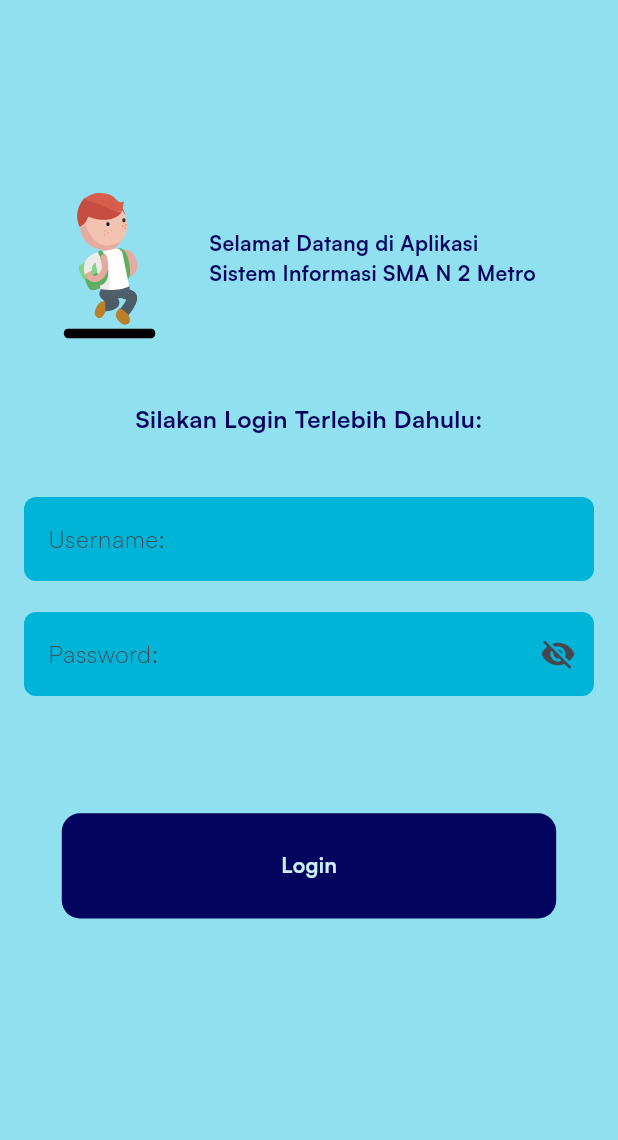
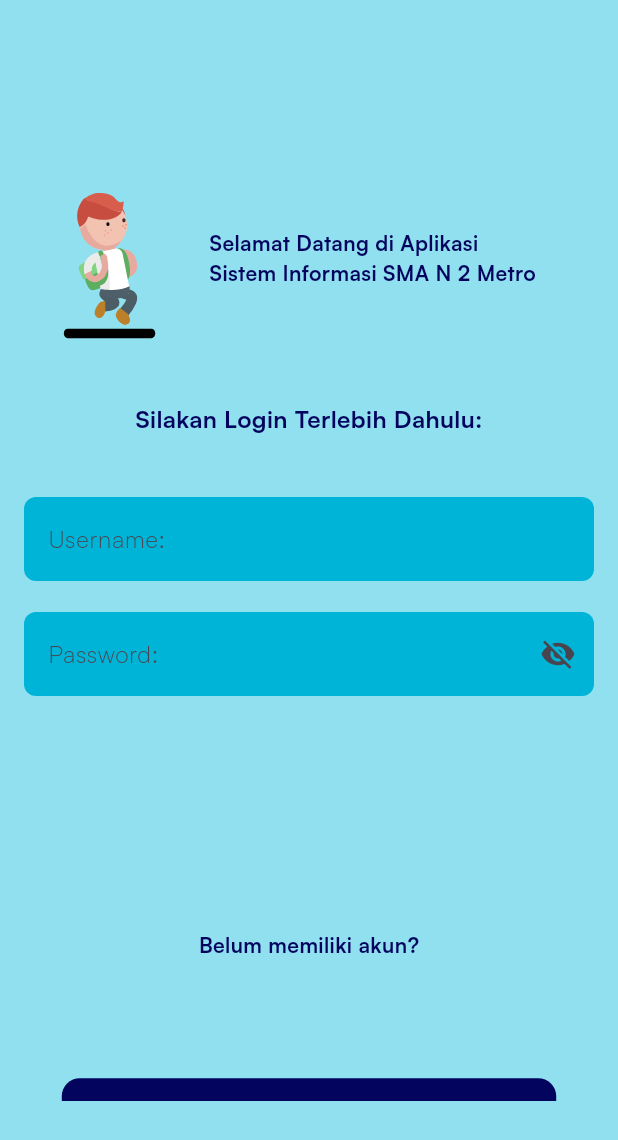
Before and after one commit to FarhanAshari23/SistemInformasiSmanda, a Flutter app: the screen it shows after launch, on a phone screen of 412 x 824 dp. Shown: the top 1140 px of the screen. Run offline on Flutter 3.47's test engine with Material 3 defaults, Android fonts, the light colour scheme and no system bars; our stand-ins replace barcode_widget, cached_network_image, cloud_firestore, dartz, firebase_auth, firebase_core and 6 more; missing offline and left inert: mobile_scanner, onesignal_flutter, stacked_listview; accounts and stored records are empty.

Commit message:
Update login_view.dart

```diff
--- a/lib/presentation/auth/views/login_view.dart
+++ b/lib/presentation/auth/views/login_view.dart
@@ -138,6 +138,17 @@ class LoginView extends StatelessWidget {
                     },
                   ),
                   SizedBox(height: height * 0.095),
+                  SizedBox(height: height * 0.095),
+                  const Text(
+                    'Belum memiliki akun?',
+                    style: TextStyle(
+                      color: AppColors.primary,
+                      fontSize: 14,
+                      fontWeight: FontWeight.bold,
+                    ),
+                    textAlign: TextAlign.start,
+                  ),
+                  SizedBox(height: height * 0.095),
                   _continueButton(context),
                 ],
               ),
```
